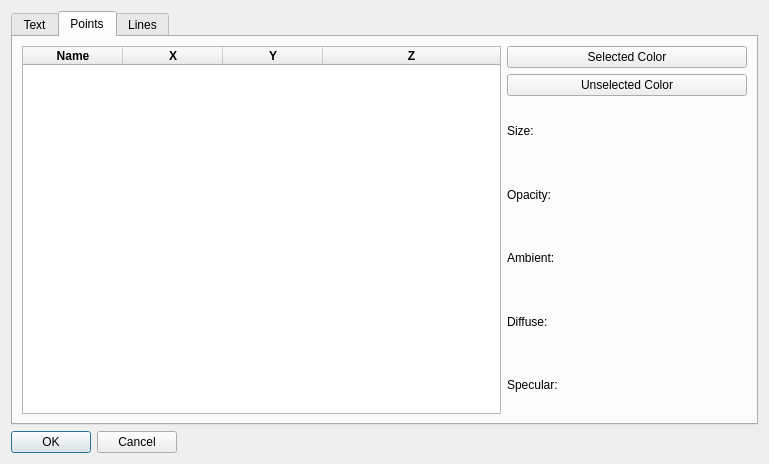
Before: the Qt Designer form QTModules/Annotation/Resources/UI/qSlicerAnnotationModulePropertyDialog.ui in jcfr/Slicer3, drawn with Qt 5.
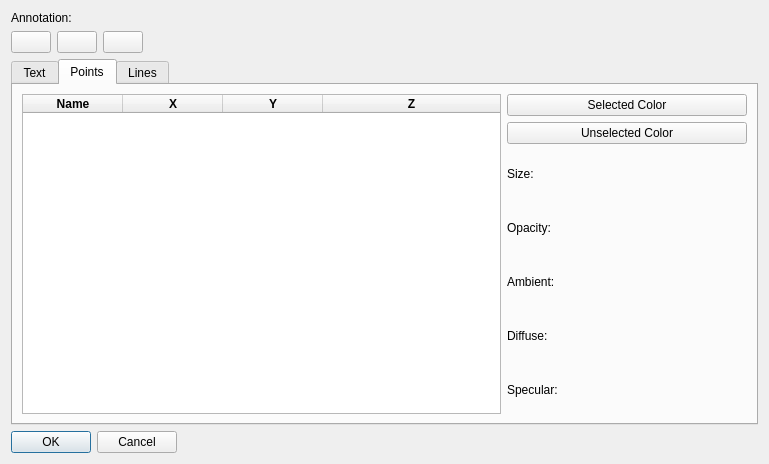
After: the same form once the commit is applied. The open tabs and pages were chosen to show the change. Icons and pictures are not drawn. Custom widgets are drawn as their Qt base class.

Commit message: ENH: New property dialog on the way.

Diff of the .ui file:
```diff
--- a/QTModules/Annotation/Resources/UI/qSlicerAnnotationModulePropertyDialog.ui
+++ b/QTModules/Annotation/Resources/UI/qSlicerAnnotationModulePropertyDialog.ui
@@ -25,8 +25,56 @@
   <property name="windowTitle">
    <string>Modify Annotation Properties</string>
   </property>
-  <layout class="QVBoxLayout" name="verticalLayout_2">
-   <item>
+  <layout class="QGridLayout" name="gridLayout_5">
+   <item row="0" column="0" colspan="2">
+    <widget class="QLabel" name="typeLabel">
+     <property name="text">
+      <string>Annotation:</string>
+     </property>
+    </widget>
+   </item>
+   <item row="1" column="0">
+    <widget class="QPushButton" name="visibleInvisibleButton">
+     <property name="sizePolicy">
+      <sizepolicy hsizetype="Fixed" vsizetype="Fixed">
+       <horstretch>0</horstretch>
+       <verstretch>0</verstretch>
+      </sizepolicy>
+     </property>
+     <property name="toolTip">
+      <string>Toggle visibility</string>
+     </property>
+     <property name="text">
+      <string/>
+     </property>
+     <property name="icon">
+      <iconset resource="../qSlicerAnnotationModule.qrc">
+       <normaloff>:/Icons/AnnotationVisibility.png</normaloff>
+       <normalon>:/Icons/AnnotationInvisible.png</normalon>:/Icons/AnnotationVisibility.png</iconset>
+     </property>
+    </widget>
+   </item>
+   <item row="1" column="1">
+    <widget class="QPushButton" name="lockUnlockButton">
+     <property name="sizePolicy">
+      <sizepolicy hsizetype="Fixed" vsizetype="Fixed">
+       <horstretch>0</horstretch>
+       <verstretch>0</verstretch>
+      </sizepolicy>
+     </property>
+     <property name="toolTip">
+      <string>Toggle un-/locked</string>
+     </property>
+     <property name="text">
+      <string/>
+     </property>
+     <property name="icon">
+      <iconset resource="../qSlicerAnnotationModule.qrc">
+       <normaloff>:/Icons/AnnotationLock.png</normaloff>:/Icons/AnnotationLock.png</iconset>
+     </property>
+    </widget>
+   </item>
+   <item row="2" column="0" colspan="4">
     <widget class="QTabWidget" name="tabWidget">
      <property name="sizePolicy">
       <sizepolicy hsizetype="Expanding" vsizetype="Expanding">
@@ -54,13 +102,6 @@
            </property>
           </widget>
          </item>
-         <item row="0" column="0">
-          <widget class="QLabel" name="typeLabel">
-           <property name="text">
-            <string>Annotation:</string>
-           </property>
-          </widget>
-         </item>
          <item row="1" column="1">
           <widget class="QTextEdit" name="annotationTextEdit_2">
            <property name="sizePolicy">
@@ -142,14 +183,14 @@
        <item row="0" column="0" rowspan="3" colspan="2">
         <widget class="QTableWidget" name="pointsTableWidget">
          <property name="sizePolicy">
-          <sizepolicy hsizetype="MinimumExpanding" vsizetype="Expanding">
+          <sizepolicy hsizetype="Expanding" vsizetype="Expanding">
            <horstretch>0</horstretch>
            <verstretch>0</verstretch>
           </sizepolicy>
          </property>
          <property name="minimumSize">
           <size>
-           <width>467</width>
+           <width>457</width>
            <height>0</height>
           </size>
          </property>
@@ -216,12 +257,6 @@
        </item>
        <item row="0" column="2">
         <widget class="ctkColorPickerButton" name="pointUnselectedColorPickerButton">
-         <property name="maximumSize">
-          <size>
-           <width>350</width>
-           <height>16777215</height>
-          </size>
-         </property>
          <property name="text">
           <string>Selected Color</string>
          </property>
@@ -229,12 +264,6 @@
        </item>
        <item row="1" column="2">
         <widget class="ctkColorPickerButton" name="pointSelectedColorPickerButton">
-         <property name="maximumSize">
-          <size>
-           <width>350</width>
-           <height>16777215</height>
-          </size>
-         </property>
          <property name="text">
           <string>Unselected Color</string>
          </property>
@@ -244,12 +273,6 @@
         <layout class="QGridLayout" name="gridLayout_2">
          <item row="0" column="0">
           <widget class="QLabel" name="glyphScaleLabel">
-           <property name="maximumSize">
-            <size>
-             <width>112</width>
-             <height>16777215</height>
-            </size>
-           </property>
            <property name="text">
             <string>Size:</string>
            </property>
@@ -257,12 +280,6 @@
          </item>
          <item row="1" column="0">
           <widget class="QLabel" name="opacityLabel">
-           <property name="maximumSize">
-            <size>
-             <width>112</width>
-             <height>16777215</height>
-            </size>
-           </property>
            <property name="text">
             <string>Opacity:</string>
            </property>
@@ -270,12 +287,6 @@
          </item>
          <item row="2" column="0">
           <widget class="QLabel" name="ambientLabel">
-           <property name="maximumSize">
-            <size>
-             <width>112</width>
-             <height>16777215</height>
-            </size>
-           </property>
            <property name="text">
             <string>Ambient:</string>
            </property>
@@ -283,12 +294,6 @@
          </item>
          <item row="3" column="0">
           <widget class="QLabel" name="diffuseLabel">
-           <property name="maximumSize">
-            <size>
-             <width>112</width>
-             <height>16777215</height>
-            </size>
-           </property>
            <property name="text">
             <string>Diffuse:</string>
            </property>
@@ -296,12 +301,6 @@
          </item>
          <item row="4" column="0">
           <widget class="QLabel" name="specularLabel">
-           <property name="maximumSize">
-            <size>
-             <width>112</width>
-             <height>16777215</height>
-            </size>
-           </property>
            <property name="text">
             <string>Specular:</string>
            </property>
@@ -349,14 +348,14 @@
        <item row="0" column="0" rowspan="3">
         <widget class="QTableWidget" name="pointsTableWidget_2">
          <property name="sizePolicy">
-          <sizepolicy hsizetype="MinimumExpanding" vsizetype="Expanding">
+          <sizepolicy hsizetype="Expanding" vsizetype="Expanding">
            <horstretch>0</horstretch>
            <verstretch>0</verstretch>
           </sizepolicy>
          </property>
          <property name="minimumSize">
           <size>
-           <width>467</width>
+           <width>457</width>
            <height>0</height>
           </size>
          </property>
@@ -411,12 +410,6 @@
        </item>
        <item row="0" column="1">
         <widget class="ctkColorPickerButton" name="lineUnselectedColorPickerButton">
-         <property name="maximumSize">
-          <size>
-           <width>350</width>
-           <height>16777215</height>
-          </size>
-         </property>
          <property name="text">
           <string>Selected Color</string>
          </property>
@@ -424,12 +417,6 @@
        </item>
        <item row="1" column="1">
         <widget class="ctkColorPickerButton" name="lineSelectedColorPickerButton">
-         <property name="maximumSize">
-          <size>
-           <width>350</width>
-           <height>16777215</height>
-          </size>
-         </property>
          <property name="text">
           <string>Unselected Color</string>
          </property>
@@ -439,12 +426,6 @@
         <layout class="QGridLayout" name="gridLayout_6">
          <item row="0" column="0">
           <widget class="QLabel" name="widthLabel_2">
-           <property name="maximumSize">
-            <size>
-             <width>112</width>
-             <height>16777215</height>
-            </size>
-           </property>
            <property name="text">
             <string>Width:</string>
            </property>
@@ -459,12 +440,6 @@
          </item>
          <item row="1" column="0">
           <widget class="QLabel" name="opacityLabel_3">
-           <property name="maximumSize">
-            <size>
-             <width>112</width>
-             <height>16777215</height>
-            </size>
-           </property>
            <property name="text">
             <string>Opacity:</string>
            </property>
@@ -482,12 +457,6 @@
          </item>
          <item row="2" column="0">
           <widget class="QLabel" name="ambientLabel_3">
-           <property name="maximumSize">
-            <size>
-             <width>112</width>
-             <height>16777215</height>
-            </size>
-           </property>
            <property name="text">
             <string>Ambient:</string>
            </property>
@@ -502,12 +471,6 @@
          </item>
          <item row="3" column="0">
           <widget class="QLabel" name="diffuseLabel_3">
-           <property name="maximumSize">
-            <size>
-             <width>112</width>
-             <height>16777215</height>
-            </size>
-           </property>
            <property name="text">
             <string>Diffuse:</string>
            </property>
@@ -522,12 +485,6 @@
          </item>
          <item row="4" column="0">
           <widget class="QLabel" name="specularLabel_3">
-           <property name="maximumSize">
-            <size>
-             <width>112</width>
-             <height>16777215</height>
-            </size>
-           </property>
            <property name="text">
             <string>Specular:</string>
            </property>
@@ -546,7 +503,7 @@
      </widget>
     </widget>
    </item>
-   <item>
+   <item row="3" column="0" colspan="4">
     <widget class="QDialogButtonBox" name="buttonBox">
      <property name="sizePolicy">
       <sizepolicy hsizetype="Maximum" vsizetype="Fixed">
@@ -565,6 +522,26 @@
      </property>
     </widget>
    </item>
+   <item row="1" column="2">
+    <widget class="QPushButton" name="deleteButton">
+     <property name="sizePolicy">
+      <sizepolicy hsizetype="Fixed" vsizetype="Fixed">
+       <horstretch>0</horstretch>
+       <verstretch>0</verstretch>
+      </sizepolicy>
+     </property>
+     <property name="toolTip">
+      <string>Delete this annotation</string>
+     </property>
+     <property name="text">
+      <string/>
+     </property>
+     <property name="icon">
+      <iconset resource="../qSlicerAnnotationModule.qrc">
+       <normaloff>:/Icons/AnnotationDelete.png</normaloff>:/Icons/AnnotationDelete.png</iconset>
+     </property>
+    </widget>
+   </item>
   </layout>
  </widget>
  <customwidgets>
```
Left out of the diff: 4 changed lines with no effect on the pictures.
